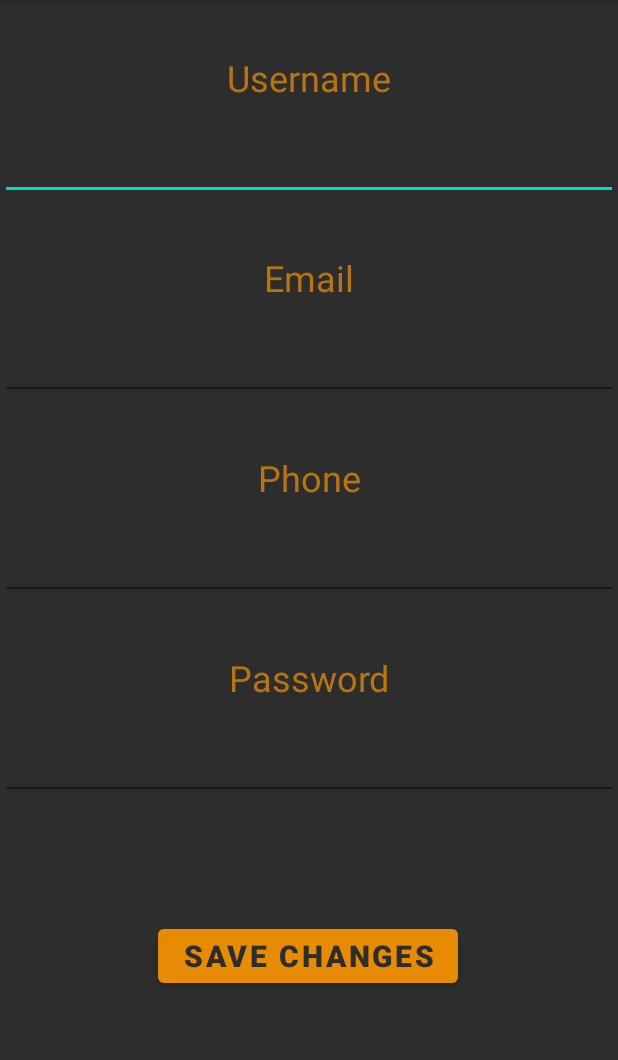
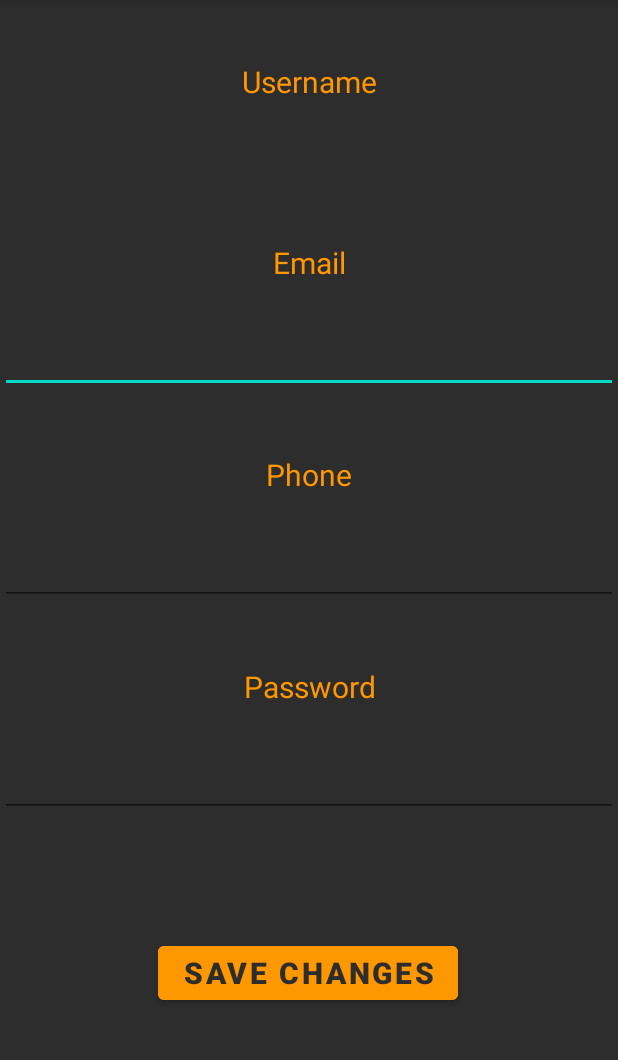
Before and after one commit to winmoh/android-project-groupe7, an Android app: the ProfileActivity screen opened directly, with no data from a screen before it, on a phone screen of 412 x 824 dp, the part 84-1144 px from its top. Run offline under Robolectric (Android 15) with nearby library versions, the phone set to English and light mode, and no system bars; our stand-ins replace Firebase (no records; nobody signed in at launch, a user with empty details on screens opened directly).

Commit message:
cannot edit username

```diff
--- a/app/src/main/java/com/example/projetandroid/ProfileActivity.java
+++ b/app/src/main/java/com/example/projetandroid/ProfileActivity.java
@@ -7,6 +7,7 @@ import android.os.Bundle;
 import android.view.View;
 import android.widget.Button;
 import android.widget.EditText;
+import android.widget.TextView;
 
 import com.google.firebase.database.DataSnapshot;
 import com.google.firebase.database.DatabaseError;
@@ -20,7 +21,8 @@ public class ProfileActivity extends AppCompatActivity {
 
     FirebaseDatabase database;
 
-    EditText editUsername,editEmail,editPhone,editPassword;
+    EditText editEmail,editPhone,editPassword;
+    TextView usernameField;
 
     Button saveChanges;
 
@@ -35,7 +37,7 @@ public class ProfileActivity extends AppCompatActivity {
         database = FirebaseDatabase.getInstance();
         userRef = database.getReference("app users").child(username);
 
-        editUsername = findViewById(R.id.editUsername);
+        usernameField = findViewById(R.id.editUsername);
         editEmail = findViewById(R.id.editEmail);
         editPhone = findViewById(R.id.editPhone);
         editPassword = findViewById(R.id.editPassword);
@@ -51,7 +53,7 @@ public class ProfileActivity extends AppCompatActivity {
 
         });
 
-        editUsername.setText(username);
+        usernameField.setText(username);
 
         userRef.child("email").addListenerForSingleValueEvent(new ValueEventListener() {
             @Override
--- a/app/src/main/res/drawable/baseline_developer_board_24.xml
+++ b/app/src/main/res/drawable/baseline_developer_board_24.xml
@@ -1,5 +1,6 @@
-<vector android:height="24dp" android:tint="#000000"
+<vector android:autoMirrored="true" android:height="24dp"
+    android:tint="@color/foreground"
     android:viewportHeight="24" android:viewportWidth="24"
     android:width="24dp" xmlns:android="http://schemas.android.com/apk/res/android">
-    <path android:fillColor="@color/foreground" android:pathData="M22,9L22,7h-2L20,5c0,-1.1 -0.9,-2 -2,-2L4,3c-1.1,0 -2,0.9 -2,2v14c0,1.1 0.9,2 2,2h14c1.1,0 2,-0.9 2,-2v-2h2v-2h-2v-2h2v-2h-2L20,9h2zM18,19L4,19L4,5h14v14zM6,13h5v4L6,17zM12,7h4v3h-4zM6,7h5v5L6,12zM12,11h4v6h-4z"/>
+    <path android:fillColor="@android:color/white" android:pathData="M22,9L22,7h-2L20,5c0,-1.1 -0.9,-2 -2,-2L4,3c-1.1,0 -2,0.9 -2,2v14c0,1.1 0.9,2 2,2h14c1.1,0 2,-0.9 2,-2v-2h2v-2h-2v-2h2v-2h-2L20,9h2zM18,19L4,19L4,5h14v14zM6,13h5v4L6,17zM12,7h4v3h-4zM6,7h5v5L6,12zM12,11h4v6h-4z"/>
 </vector>
--- a/app/src/main/res/drawable/discover.xml
+++ b/app/src/main/res/drawable/discover.xml
@@ -1,5 +1,5 @@
-<vector android:alpha="0.87" android:height="24dp"
-    android:tint="#FF9800" android:viewportHeight="24"
+<vector android:height="24dp"
+    android:tint="@color/foreground" android:viewportHeight="24"
     android:viewportWidth="24" android:width="24dp" xmlns:android="http://schemas.android.com/apk/res/android">
     <path android:fillColor="@android:color/white" android:pathData="M20,18C21.1,18 21.99,17.1 21.99,16L22,6C22,4.89 21.1,4 20,4L4,4C2.89,4 2,4.89 2,6L2,16C2,17.1 2.89,18 4,18L0,18L0,20L24,20L24,18L20,18ZM4,16L4,6L20,6L20,16L20,16.01L4,16ZM9.0967,9.9531C9.0967,8.9261 9.9327,8.0891 10.9607,8.0891C11.9877,8.0891 12.8247,8.9261 12.8247,9.9531C12.8247,10.9801 11.9877,11.8171 10.9607,11.8171C9.9327,11.8171 9.0967,10.9801 9.0967,9.9531ZM16.1287,14.1891L13.6467,11.7071C13.9777,11.2021 14.1737,10.6001 14.1737,9.9531C14.1737,8.1811 12.7327,6.7401 10.9607,6.7401C9.1887,6.7401 7.7467,8.1811 7.7467,9.9531C7.7467,11.7251 9.1887,13.1671 10.9607,13.1671C11.5967,13.1671 12.1857,12.9751 12.6847,12.6561L15.1737,15.1441L16.1287,14.1891Z"/>
 </vector>
--- a/app/src/main/res/layout/activity_main_page.xml
+++ b/app/src/main/res/layout/activity_main_page.xml
@@ -299,9 +299,8 @@
                 <ImageView
                     android:layout_width="80dp"
                     android:layout_height="80dp"
+                    android:src="@drawable/baseline_developer_board_24"
 
-                    android:src="@drawable/baseline_developer_board_24"
-                    app:tint="#A9FF9800"
                     android:background="@color/background"
                     android:layout_gravity="center_horizontal"/>
                 <TextView
@@ -345,7 +344,6 @@
                 android:layout_height="80dp"
 
                 android:src="@drawable/discover"
-                app:tint="#A9FF9800"
                 android:background="@color/background"
                 android:layout_gravity="center_horizontal"/>
             <TextView
--- a/app/src/main/res/layout/activity_profile.xml
+++ b/app/src/main/res/layout/activity_profile.xml
@@ -5,7 +5,8 @@
     android:layout_width="match_parent"
     android:layout_height="match_parent"
     tools:context=".ProfileActivity"
-    android:background="@color/background">
+    android:background="@color/background"
+    >
 
     <TextView
         android:layout_width="match_parent"
@@ -13,20 +14,22 @@
         android:layout_marginBottom="12dp"
         android:text="Username"
         android:gravity="center"
-        android:textSize="24sp"
+        android:textSize="20sp"
         app:layout_constraintBottom_toTopOf="@+id/editUsername"
         tools:layout_editor_absoluteX="0dp"
         android:textColor="@color/foreground"/>
 
-    <EditText
+    <TextView
         android:id="@+id/editUsername"
         android:layout_width="match_parent"
         android:layout_height="wrap_content"
         android:layout_marginTop="80dp"
         android:clickable="false"
         android:inputType="none"
+        android:gravity="center"
         android:textColor="@color/foreground"
-        android:textSize="24sp"
+        android:textSize="30sp"
+        android:textStyle="bold"
         app:layout_constraintEnd_toEndOf="parent"
         app:layout_constraintHorizontal_bias="0.0"
         app:layout_constraintStart_toStartOf="parent"
@@ -38,7 +41,7 @@
         android:layout_marginBottom="12dp"
         android:text="Email"
         android:gravity="center"
-        android:textSize="24sp"
+        android:textSize="20sp"
         app:layout_constraintBottom_toTopOf="@+id/editEmail"
         tools:layout_editor_absoluteX="0dp"
         android:textColor="@color/foreground"/>
@@ -48,7 +51,9 @@
         android:layout_width="match_parent"
         android:layout_height="wrap_content"
         android:layout_marginTop="80dp"
-        android:textSize="24sp"
+        android:textSize="30sp"
+        android:gravity="center"
+        android:textStyle="bold"
         app:layout_constraintEnd_toEndOf="@+id/editUsername"
         app:layout_constraintHorizontal_bias="0.0"
         app:layout_constraintStart_toStartOf="@+id/editUsername"
@@ -61,7 +66,7 @@
         android:layout_marginBottom="12dp"
         android:text="Phone"
         android:gravity="center"
-        android:textSize="24sp"
+        android:textSize="20sp"
         app:layout_constraintBottom_toTopOf="@+id/editPhone"
         tools:layout_editor_absoluteX="0dp"
         android:textColor="@color/foreground"/>
@@ -71,7 +76,9 @@
         android:layout_width="match_parent"
         android:layout_height="wrap_content"
         android:layout_marginTop="80dp"
-        android:textSize="24sp"
+        android:textSize="30sp"
+        android:gravity="center"
+        android:textStyle="bold"
         app:layout_constraintEnd_toEndOf="@+id/editEmail"
         app:layout_constraintHorizontal_bias="1.0"
         app:layout_constraintStart_toStartOf="@+id/editEmail"
@@ -84,7 +91,7 @@
         android:layout_marginBottom="12dp"
         android:text="Password"
         android:gravity="center"
-        android:textSize="24sp"
+        android:textSize="20sp"
         app:layout_constraintBottom_toTopOf="@+id/editPassword"
         tools:layout_editor_absoluteX="0dp"
         android:textColor="@color/foreground"/>
@@ -94,7 +101,9 @@
         android:layout_width="match_parent"
         android:layout_height="wrap_content"
         android:layout_marginTop="80dp"
-        android:textSize="24sp"
+        android:textSize="30sp"
+        android:gravity="center"
+        android:textStyle="bold"
         app:layout_constraintEnd_toEndOf="@+id/editPhone"
         app:layout_constraintHorizontal_bias="0.0"
         app:layout_constraintStart_toStartOf="@+id/editPhone"
--- a/app/src/main/res/values/colors.xml
+++ b/app/src/main/res/values/colors.xml
@@ -6,10 +6,10 @@
     <color name="teal_200">#FF03DAC5</color>
     <color name="teal_700">#FF018786</color>
     <color name="black">#FF000000</color>
-    <color name="white">#A9FF9800</color>
+    <color name="white">#FF9800</color>
     <color name="background">#2E2D2D</color>
     <color name="lightbackground">#433D3D</color>
-    <color name="foreground">#A9FF9800</color>
+    <color name="foreground">#FF9800</color>
 
     <!--    <color name="background2">#FF9FA0C3</color>-->
     <!--    <color name="background3">#FF6F799F</color>-->
```
